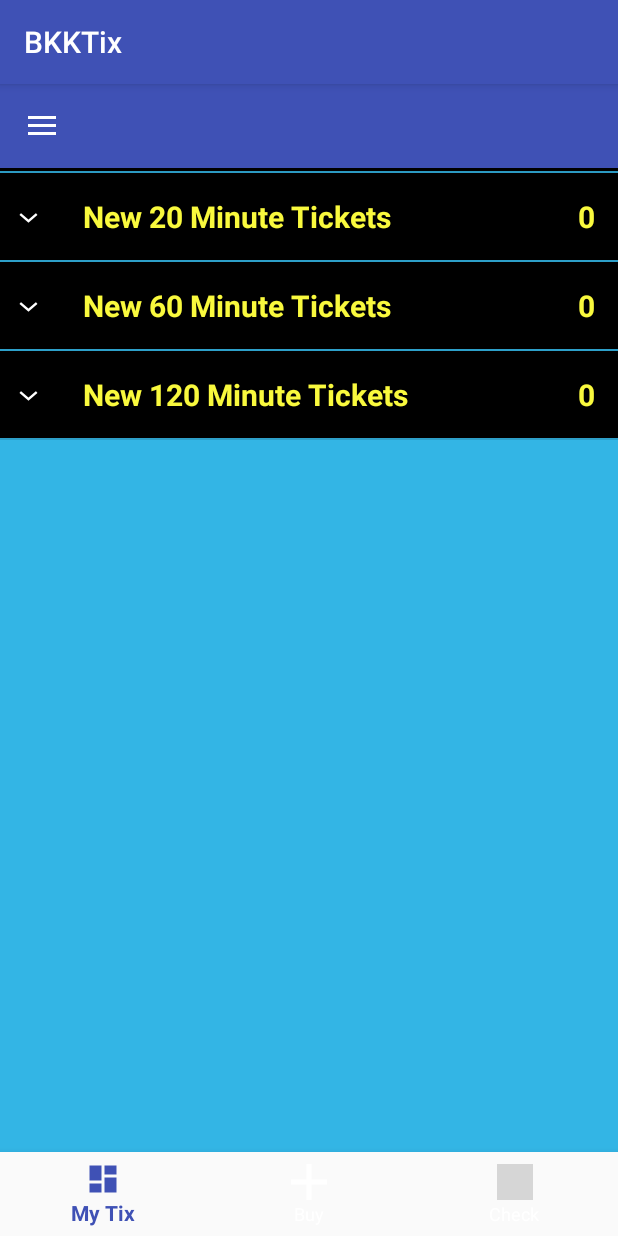
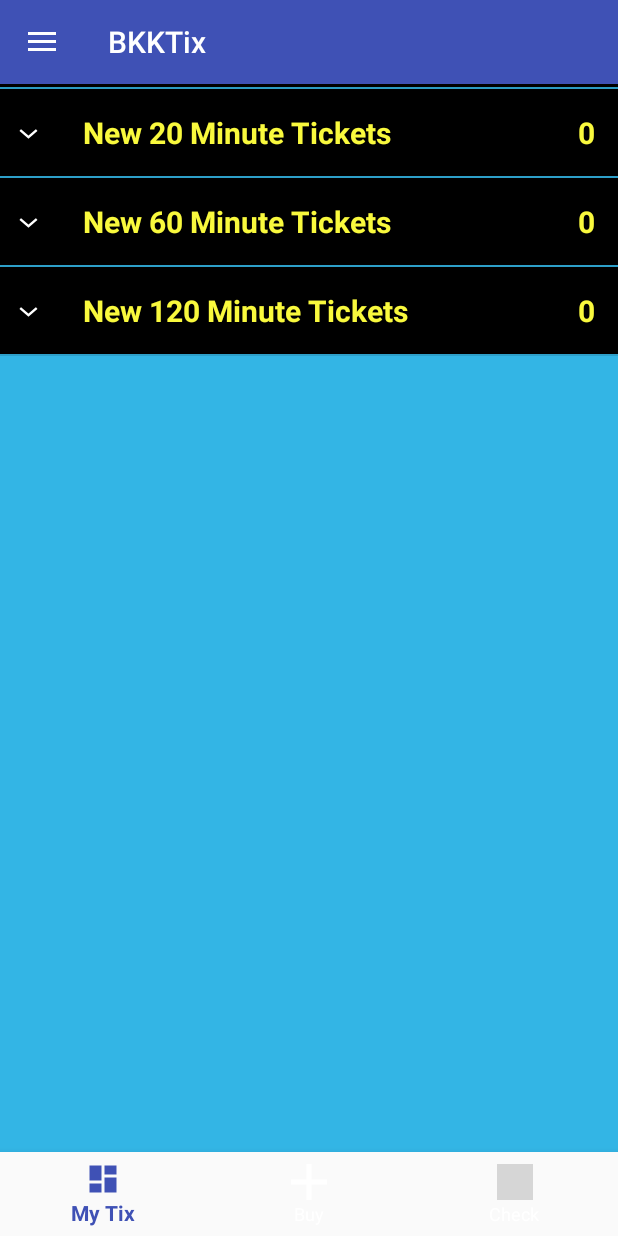
Before and after one commit to klcopp/BKKTix, an Android app: the screen it shows after launch (MainActivity), on a phone screen of 412 x 824 dp. Run offline under Robolectric (Android 15) with nearby library versions, the phone set to English and light mode, and no system bars; grey boxes are pictures that could not be loaded.

Commit message:
Mostly??? done with nav bar

```diff
--- a/BKKTix/app/src/main/res/values/styles.xml
+++ b/BKKTix/app/src/main/res/values/styles.xml
@@ -17,7 +17,7 @@
     <style name="AppTheme.PopupOverlay" parent="ThemeOverlay.AppCompat.Light" />
 
     <!-- ToolBar -->
-    <style name="ToolBarStyle" parent="AppTheme">
+    <style name="ToolBarStyle" parent="AppTheme.NoActionBar">
         <item name="android:textColorPrimary">@android:color/white</item>
         <item name="android:textColorSecondary">@android:color/white</item>
         <item name="actionMenuTextColor">@color/colorPrimaryDark</item>
```
